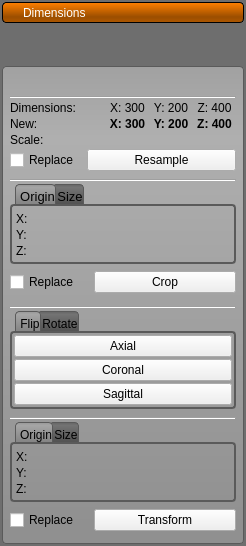
Above: src/Interface/AppInterface/LayerGroupWidget.ui from SCIInstitute/Seg3D before the change. Below: the same form after it.
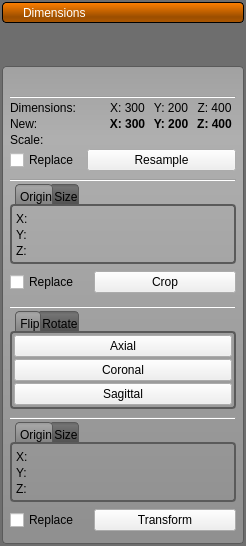
That is the form after the change. Icons and pictures are not drawn.

Diff of the .ui file:
```diff
--- a/src/Interface/AppInterface/LayerGroupWidget.ui
+++ b/src/Interface/AppInterface/LayerGroupWidget.ui
@@ -762,11 +762,6 @@
          </item>
          <item>
           <widget class="QTabWidget" name="tabWidget">
-           <property name="font">
-            <font>
-             <pointsize>10</pointsize>
-            </font>
-           </property>
            <property name="tabPosition">
             <enum>QTabWidget::North</enum>
            </property>
@@ -777,7 +772,7 @@
             <number>0</number>
            </property>
            <property name="elideMode">
-            <enum>Qt::ElideNone</enum>
+            <enum>Qt::ElideRight</enum>
            </property>
            <widget class="QWidget" name="tab">
             <attribute name="title">
```
Left out of the diff: 2 changed lines with no effect on the pictures.
